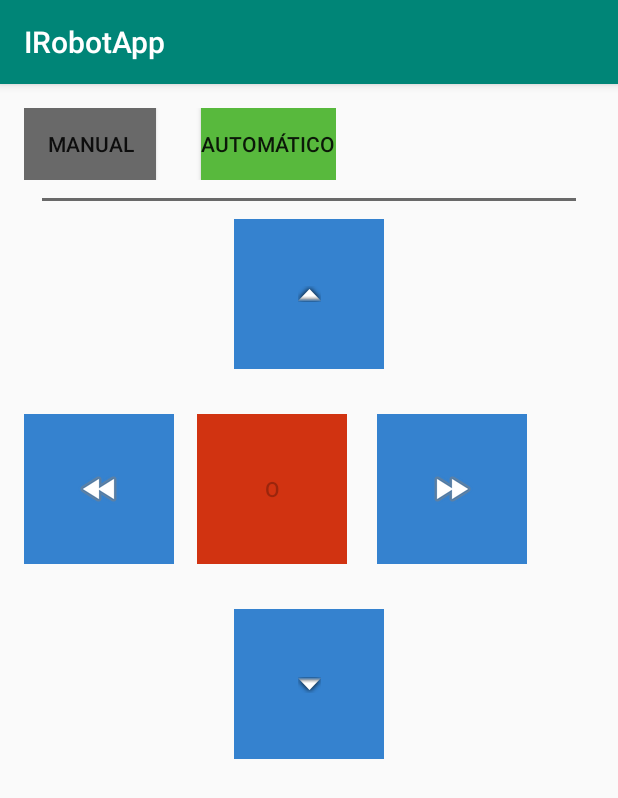
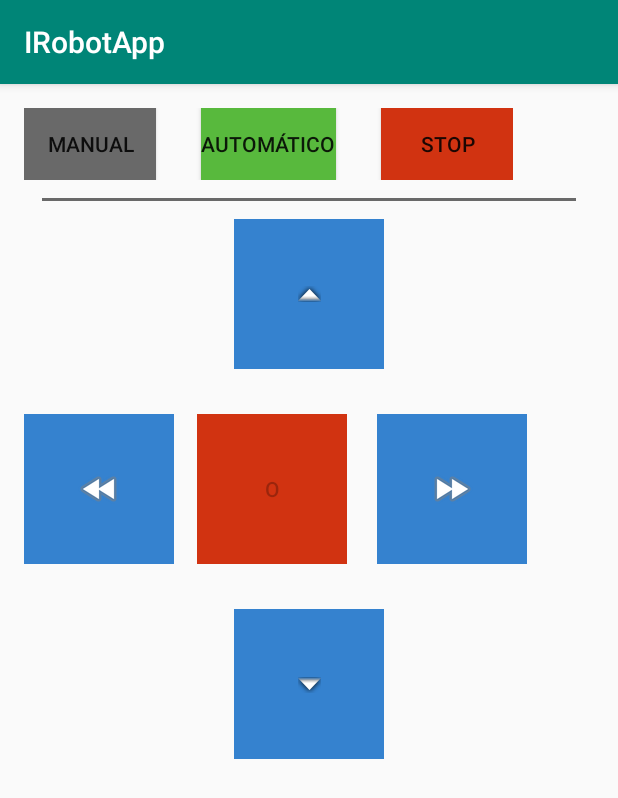
Before and after one commit to vtcmer/arduino-project, an Android app: the MainActivity screen opened directly, with no data from a screen before it, after a tap on "AUTOMÁTICO", on a phone screen of 412 x 824 dp. Shown: the top 798 px of the screen. Run offline under Robolectric (Android 15) with nearby library versions, the phone set to English and light mode, and no system bars; our stand-ins replace ButterKnife; network calls fail; 7 statements that could not run were skipped.

```diff
--- a/i-robot/IRobotApp/app/src/main/java/com/ztt/irobotapp/MainActivity.java
+++ b/i-robot/IRobotApp/app/src/main/java/com/ztt/irobotapp/MainActivity.java
@@ -142,8 +142,8 @@ public class MainActivity extends AppCompatActivity {
     }
 
 
-    @OnClick({R.id.btnAutomatic, R.id.btnManual})
-    public void onViewClicked(View view) {
+    @OnClick({R.id.btnAutomatic, R.id.btnManual, R.id.btnModeStop})
+    public void onChangeMode(View view) {
         switch (view.getId()) {
             case R.id.btnManual:
                 this.changeMode(false);
@@ -154,6 +154,10 @@ public class MainActivity extends AppCompatActivity {
                 this.changeMode(true);
                 mConnectedThread.write("2");    // Send "0" via Bluetooth
                 Toast.makeText(getBaseContext(), "Automático", Toast.LENGTH_SHORT).show();
+                break;
+            case R.id.btnModeStop:
+                mConnectedThread.write("3");
+                Toast.makeText(getBaseContext(), "Stop", Toast.LENGTH_SHORT).show();
                 break;
         }
     }
@@ -179,9 +183,7 @@ public class MainActivity extends AppCompatActivity {
         //creates secure outgoing connecetion with BT device using UUID
     }
 
-    @OnClick(R.id.btnManual)
-    public void onViewClicked() {
-    }
+
 
     @OnClick({R.id.btnStop, R.id.btnForward, R.id.btnBack, R.id.btnRight, R.id.btnLeft})
     public void onChangeDirection(View view) {
--- a/i-robot/IRobotApp/app/src/main/res/layout/activity_main.xml
+++ b/i-robot/IRobotApp/app/src/main/res/layout/activity_main.xml
@@ -56,7 +56,17 @@
                             android:layout_alignParentLeft="true"
                             android:layout_alignParentTop="true"
                             android:text="Automático"
+                            android:layout_marginRight="30dp"
                             android:background="@color/disabled"/>
+
+                        <Button
+                            android:id="@+id/btnModeStop"
+                            android:layout_width="wrap_content"
+                            android:layout_height="wrap_content"
+                            android:layout_alignParentLeft="true"
+                            android:layout_alignParentTop="true"
+                            android:text="Stop"
+                            android:background="@color/stop"/>
 
 
 
```
